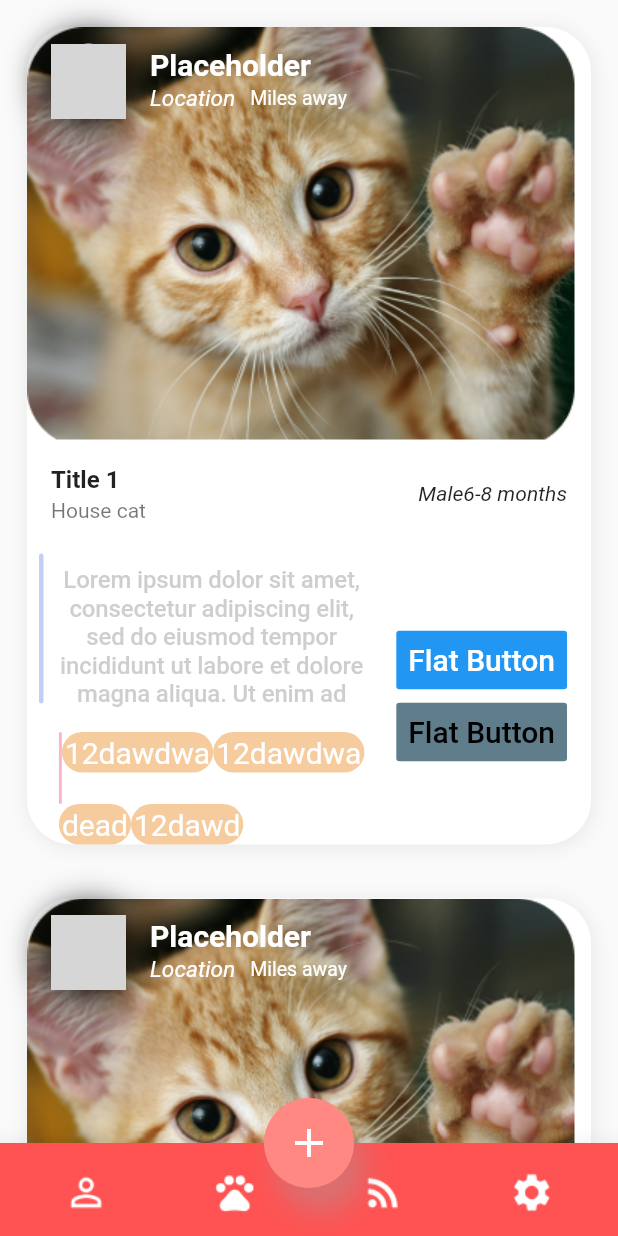
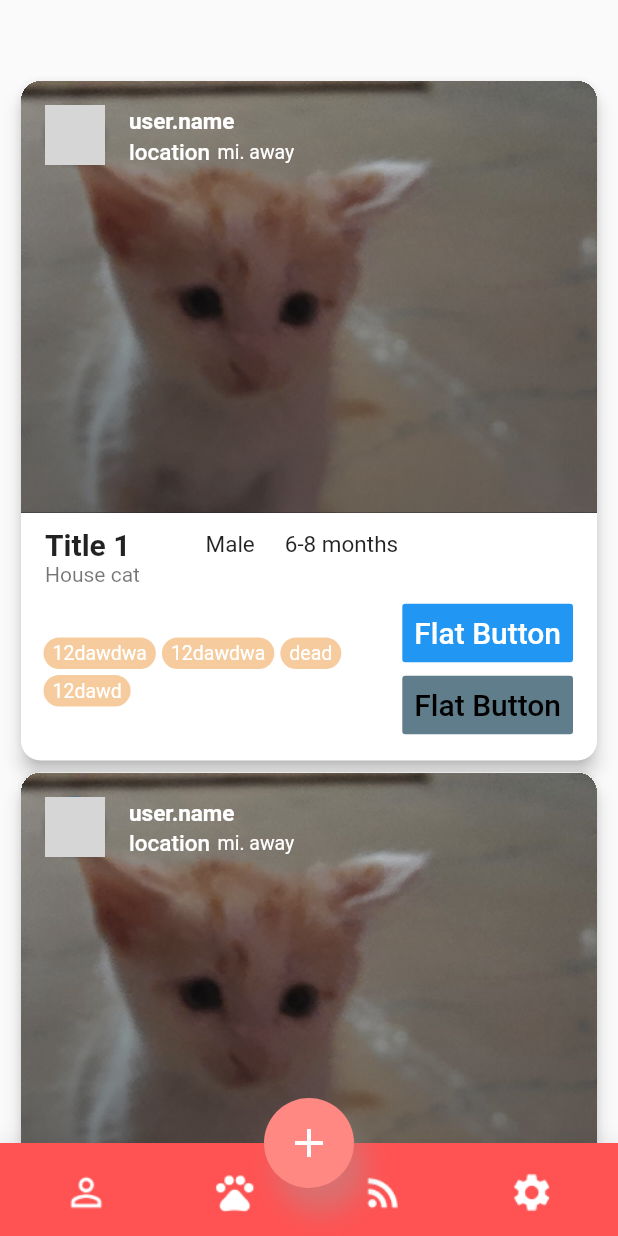
Before and after one commit to catInOrbit/PetRescue, a Flutter app: the screen it shows after launch, on a phone screen of 412 x 824 dp. Run offline on Flutter 3.47's test engine with Material 2 defaults, Android fonts, the phone set to English and light mode, and no system bars; our stand-ins replace bloc, equatable, firebase_auth, flutter_bloc, flutter_svg, formz and 1 more; missing offline and left inert: pedantic; accounts and stored records are empty; network calls fail; grey boxes are pictures that could not be loaded.

Commit message:
Card with better layout and material design spec

```diff
--- a/lib/main.dart
+++ b/lib/main.dart
@@ -15,7 +15,8 @@ class PetApp extends StatefulWidget {
 class _PetAppState extends State<PetApp> with TickerProviderStateMixin {
   @override
   Widget build(BuildContext context) {
-    return MaterialApp(title: "AppTitle", home: HomeTab());
+    return MaterialApp(
+        debugShowCheckedModeBanner: false, title: "AppTitle", home: HomeTab());
   }
 }
 
@@ -72,7 +73,6 @@ class _HomeTabState extends State<HomeTab> {
                 if (!mounted) {
                   return;
                 }
-
               });
             } else if (index == 3) {
               animationController.reverse().then<dynamic>((data) {
--- a/lib/screens/post_home.dart
+++ b/lib/screens/post_home.dart
@@ -6,7 +6,7 @@ import 'package:petrescue/models/status_data.dart';
 import 'package:petrescue/repository/data/post_data.dart';
 import 'package:petrescue/widgets/post_card_improved.dart';
 
-class   PostHome extends StatefulWidget {
+class PostHome extends StatefulWidget {
   @override
   _PostHomeState createState() => _PostHomeState();
 }
@@ -16,14 +16,13 @@ class _PostHomeState extends State<PostHome> {
   Widget build(BuildContext context) {
     return Scaffold(
       body: ListView.builder(
-        itemCount: listOfPosts.length,
-          itemBuilder: (BuildContext buildContext, int i){
-              return PostBody(
-                postModel: listOfPosts[i],
-              );
-          }
-      ),
-
+          padding: EdgeInsets.symmetric(vertical: 50, horizontal: 10),
+          itemCount: listOfPosts.length,
+          itemBuilder: (BuildContext buildContext, int i) {
+            return PostBody(
+              postModel: listOfPosts[i],
+            );
+          }),
     );
   }
 }
--- a/lib/widgets/post_card_improved.dart
+++ b/lib/widgets/post_card_improved.dart
@@ -12,7 +12,6 @@ class PostBody extends StatelessWidget {
   Widget build(BuildContext context) {
     return Column(
       mainAxisSize: MainAxisSize.max,
-
       children: <Widget>[
         BodyCard(),
       ],
@@ -61,146 +60,84 @@ class PostBody extends StatelessWidget {
   }
 
   Widget ImageSection() {
-
-    return Container(
-      child: Stack(
+    return Stack(
       children: [
         Container(
-            child: ClipRRect(
-              borderRadius: BorderRadius.only(
-                topLeft: Radius.circular(20),
-                topRight: Radius.circular(20),
-              ),
+          foregroundDecoration: BoxDecoration(
+              gradient: LinearGradient(
+                  colors: [Colors.transparent, Colors.grey[800].withAlpha(128)],
+                  begin: Alignment.topCenter,
+                  end: Alignment.bottomCenter)),
           child: Image.asset(
-                "lib/assets/template_cat.png",
+            "assets/images/Cat2.jpeg",
+            fit: BoxFit.fitWidth,
           ),
         ),
-          ),
-
         UserInfo(),
       ],
-      ),
     );
-
   }
 
   Widget BodyCard() {
-    return Padding(
-      padding: const EdgeInsets.all(18),
-      child: Container(
-        decoration: BoxDecoration(
-          color: Colors.white,
-          borderRadius: BorderRadius.only(
-              topLeft: Radius.circular(30),
-              bottomLeft: Radius.circular(30),
-              bottomRight: Radius.circular(30),
-              topRight: Radius.circular(30)),
-          boxShadow: <BoxShadow>[
-            BoxShadow(
-                color: Colors.grey.withOpacity(0.2),
-                offset: Offset(1.1, 1.1),
-                blurRadius: 10.0),
-          ],
-        ),
+    return Card(
+      borderOnForeground: true,
+      clipBehavior: Clip.hardEdge,
+      elevation: 5,
+      shape: RoundedRectangleBorder(borderRadius: BorderRadius.circular(13)),
       child: Column(
         mainAxisAlignment: MainAxisAlignment.start,
         children: <Widget>[
           ImageSection(),
-
+          Padding(
+            padding: const EdgeInsets.only(bottom: 13),
+            child: Column(
+              children: [
                 ListTile(
-                title: new Text(
+                  visualDensity: VisualDensity.compact,
+                  dense: true,
+                  title: Row(
+                    children: [
+                      new Text(
                         postModel.title,
-                  style: TextStyle(fontWeight: FontWeight.bold),
+                        style: TextStyle(
+                            fontWeight: FontWeight.bold, fontSize: 20),
                       ),
-                subtitle: new Row(
-                  children: [
-                    Text(postModel.petType,
-                        style: TextStyle(fontWeight: FontWeight.normal)),
+                      SizedBox(
+                        width: 50,
+                      ),
+                      Text(postModel.gender,
+                          style: TextStyle(
+                              fontWeight: FontWeight.normal, fontSize: 15)),
+                      SizedBox(
+                        width: 20,
+                      ),
+                      Text(postModel.ages,
+                          style: TextStyle(
+                              fontWeight: FontWeight.normal, fontSize: 15))
                     ],
                   ),
-                trailing: Container(
-                  alignment: Alignment.centerRight,
-                  width: 150,
-                  child: Row(
-                    mainAxisAlignment: MainAxisAlignment.end,
-                    children: [
-                      Text(postModel.gender,
+                  subtitle: Text(postModel.petType,
                       style: TextStyle(
-                              fontWeight: FontWeight.normal,
-                              fontStyle: FontStyle.italic)),
-                      Text(postModel.ages,
-                          style: TextStyle(
-                              fontWeight: FontWeight.normal,
-                              fontStyle: FontStyle.italic)),
-                    ],
+                          fontWeight: FontWeight.normal, fontSize: 14)),
                 ),
-                )),
-
                 Row(
+                  mainAxisAlignment: MainAxisAlignment.start,
+                  crossAxisAlignment: CrossAxisAlignment.center,
                   children: <Widget>[
                     Expanded(
                       flex: 2,
                       child: Padding(
-                    padding: const EdgeInsets.only(left: 8, right: 8, top: 4),
+                        padding: const EdgeInsets.symmetric(horizontal: 15),
                         child: Column(
+                          crossAxisAlignment: CrossAxisAlignment.start,
                           children: <Widget>[
-                        Container(
-                          width: 500,
-                          child: Wrap(
-                            direction: Axis.horizontal,
-                            children: [
-
-                              Stack(
-                                children: [
-                                  Container(
-                                    width: 3,
-                                    height: 100,
-                                    decoration: BoxDecoration(
-                                      color: HexColor('#87A0E5').withOpacity(0.5),
-                                      borderRadius:
-                                      BorderRadius.all(Radius.circular(4.0)),
-                                    ),
-                                  ), //Decoration border left
-
-                                  Padding(
-                                    padding: const EdgeInsets.all(8.0),
-                                    child: Text(
-                                      'Lorem ipsum dolor sit amet, consectetur adipiscing elit, sed do eiusmod tempor incididunt ut labore et dolore magna aliqua. Ut enim ad ',
-                                      textAlign: TextAlign.center,
-                                      style: TextStyle(
-                                        fontWeight: FontWeight.w500,
-                                        fontSize: 16,
-                                        letterSpacing: -0.1,
-                                        color: Colors.grey.withOpacity(0.5),
-                                      ),
-                                    ),
-                                  ),
-                                ],
-                              )
-                            ],
-                          ),
-                        ),
-                        SizedBox(
-                          height: 8,
-                        ),
                             Wrap(
                               direction: Axis.horizontal,
                               children: <Widget>[
-                            Container(
-                              height: 48,
-                              width: 2,
-                              decoration: BoxDecoration(
-                                color: HexColor('#F56E98').withOpacity(0.5),
-                                borderRadius:
-                                BorderRadius.all(Radius.circular(4.0)),
-                              ),
-                            ), ////Decoration border left
-
                                 DateTimeTitle("12dawdwa"),
                                 DateTimeTitle("12dawdwa"),
                                 DateTimeTitle("dead"),
                                 DateTimeTitle("12dawd"),
-
                               ],
                             )
                           ],
@@ -211,7 +148,7 @@ class PostBody extends StatelessWidget {
                       padding: const EdgeInsets.only(right: 16),
                       child: IntrinsicHeight(
                         child: Column(
-                      mainAxisAlignment: MainAxisAlignment.start ,
+                          mainAxisAlignment: MainAxisAlignment.start,
                           mainAxisSize: MainAxisSize.min,
                           children: [
                             FlatButton(
@@ -229,7 +166,6 @@ class PostBody extends StatelessWidget {
                                 style: TextStyle(fontSize: 20.0),
                               ),
                             ),
-
                             FlatButton(
                               color: Colors.blueGrey,
                               textColor: Colors.black,
@@ -254,48 +190,69 @@ class PostBody extends StatelessWidget {
               ],
             ),
           ),
-    );
-  }
-
-
-  Widget UserInfo()
-  {
-    return ListTile(
-      leading: Container(
-          decoration: BoxDecoration(
-              color: Colors.white,
-              shape: BoxShape.circle,
-              boxShadow: [
-                BoxShadow(blurRadius: 20, color: Colors.black, spreadRadius: 5)
-              ]
-          ),
-          child: CircleAvatar(backgroundImage: NetworkImage(postModel.imageString), radius: 25,
-          )),
-      title: Text("Placeholder", style: TextStyle(color: Colors.white, fontWeight: FontWeight.bold, fontSize: 20),),
-      subtitle: Row(
-        children: [
-          Text("Location", style: TextStyle(color: Colors.white, fontStyle: FontStyle.italic, fontSize: 15)),
-          SizedBox(width: 10,),
-          Text("Miles away", style: TextStyle(color: Colors.white, fontStyle: FontStyle.normal, fontSize: 13)),
         ],
       ),
     );
   }
 
-
+  Widget UserInfo() {
+    return ListTile(
+      //visualDensity: VisualDensity.compact,
+      //contentPadding: EdgeInsets.only(top: 10),
+      leading: Container(
+          decoration: BoxDecoration(shape: BoxShape.circle, boxShadow: [
+            BoxShadow(
+                blurRadius: 2,
+                color: Colors.black.withAlpha(40),
+                spreadRadius: 1)
+          ]),
+          child: CircleAvatar(
+            backgroundImage: NetworkImage(postModel.imageString),
+            radius: 20,
+          )),
+      title: Text(
+        "user.name",
+        style: TextStyle(
+          color: Colors.white,
+          fontWeight: FontWeight.bold,
+          fontSize: 15,
+        ),
+      ),
+      subtitle: Row(
+        children: [
+          Text("location",
+              style: TextStyle(
+                  color: Colors.white,
+                  fontWeight: FontWeight.w500,
+                  fontSize: 15)),
+          SizedBox(
+            width: 5,
+          ),
+          Text("mi. away",
+              style: TextStyle(
+                  color: Colors.white,
+                  fontStyle: FontStyle.normal,
+                  fontSize: 13)),
+        ],
+      ),
+    );
+  }
 
   Widget DateTimeTitle(String textData) {
     return Wrap(
       children: [
-        Container(
+        Padding(
+          padding: const EdgeInsets.only(top: 4, right: 4),
+          child: Container(
             decoration: BoxDecoration(
                 borderRadius: const BorderRadius.all(Radius.circular(26)),
                 color: HexColor("#F6CC9F")),
             child: Padding(
-            padding: const EdgeInsets.all(2.0),
+              padding: const EdgeInsets.symmetric(vertical: 3, horizontal: 6),
               child: Text(
                 textData,
-              style: TextStyle(color: Colors.white, fontSize: 20),
+                style: TextStyle(color: Colors.white, fontSize: 13),
+              ),
             ),
           ),
         ),
--- a/pubspec.yaml
+++ b/pubspec.yaml
@@ -71,6 +71,9 @@ flutter:
     - lib/assets/template_cat.png
     - lib/assets/landing_page_pets.png
     - lib/assets/landing_page_woman.png
+    - assets/images/Cat1.jpeg
+    - assets/images/Cat2.jpeg
+    - assets/images/Cat3.jpeg
 
   # An image asset can refer to one or more resolution-specific "variants", see
   # https://flutter.dev/assets-and-images/#resolution-aware.
```
Also changed, not shown: assets/images/Cat1.jpeg (added), assets/images/Cat2.jpeg (added), assets/images/Cat3.jpeg (added). Lines whose indentation alone changed are shown as unchanged.
